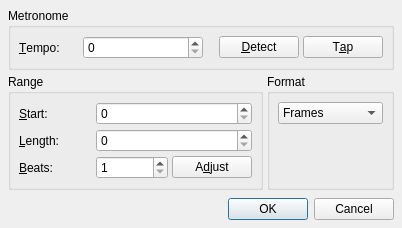
Before: the Qt Designer form src/qtractorTempoAdjustForm.ui in rncbc/qtractor, drawn with Qt 5.
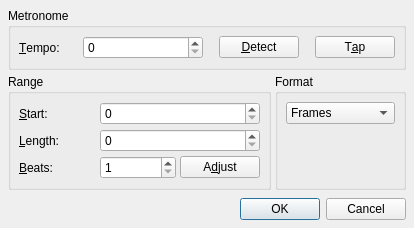
After: the same form once the commit is applied. Icons and pictures are not drawn. Custom widgets are drawn as their Qt base class.

Commit message: - Moving on into a visual Clip > Tempo Adjust...  as audio beat detector/slicer (5)

```diff
--- a/src/qtractorTempoAdjustForm.ui
+++ b/src/qtractorTempoAdjustForm.ui
@@ -107,13 +107,29 @@
          </widget>
         </item>
         <item row="0" column="4">
+         <spacer>
+          <property name="orientation">
+           <enum>Qt::Horizontal</enum>
+          </property>
+          <property name="sizeType">
+           <enum>QSizePolicy::Minimum</enum>
+          </property>
+          <property name="sizeHint">
+           <size>
+            <width>8</width>
+            <height>20</height>
+           </size>
+          </property>
+         </spacer>
+        </item>
+        <item row="0" column="5">
          <widget class="QPushButton" name="TempoTapPushButton">
           <property name="text">
            <string>T&amp;ap</string>
           </property>
          </widget>
         </item>
-        <item row="1" column="0" colspan="5">
+        <item row="1" column="0" colspan="6">
          <spacer>
           <property name="orientation">
            <enum>Qt::Vertical</enum>
```
The commit also changes 10 other files.
